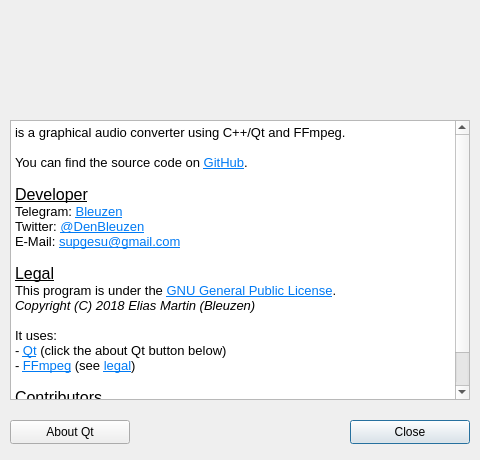
Qt form src/aboutdialog.ui (Bleuzen/FFaudioConverter) before a commit.
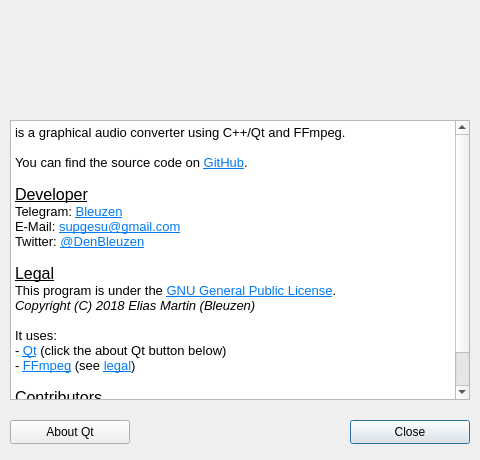
The same form after that commit.

Commit message: because I can

```diff
--- a/src/aboutdialog.ui
+++ b/src/aboutdialog.ui
@@ -125,8 +125,8 @@
 &lt;p style=&quot;-qt-paragraph-type:empty; margin-top:0px; margin-bottom:0px; margin-left:0px; margin-right:0px; -qt-block-indent:0; text-indent:0px;&quot;&gt;&lt;br /&gt;&lt;/p&gt;
 &lt;p style=&quot; margin-top:0px; margin-bottom:0px; margin-left:0px; margin-right:0px; -qt-block-indent:0; text-indent:0px;&quot;&gt;&lt;span style=&quot; font-size:12pt; text-decoration: underline;&quot;&gt;Developer&lt;/span&gt;&lt;/p&gt;
 &lt;p style=&quot; margin-top:0px; margin-bottom:0px; margin-left:0px; margin-right:0px; -qt-block-indent:0; text-indent:0px;&quot;&gt;Telegram: &lt;a href=&quot;https://t.me/Bleuzen&quot;&gt;&lt;span style=&quot; text-decoration: underline; color:#007af4;&quot;&gt;Bleuzen&lt;/span&gt;&lt;/a&gt;&lt;/p&gt;
-&lt;p style=&quot; margin-top:0px; margin-bottom:0px; margin-left:0px; margin-right:0px; -qt-block-indent:0; text-indent:0px;&quot;&gt;Twitter: &lt;a href=&quot;https://twitter.com/denbleuzen&quot;&gt;&lt;span style=&quot; text-decoration: underline; color:#007af4;&quot;&gt;@DenBleuzen&lt;/span&gt;&lt;/a&gt;&lt;/p&gt;
 &lt;p style=&quot; margin-top:0px; margin-bottom:0px; margin-left:0px; margin-right:0px; -qt-block-indent:0; text-indent:0px;&quot;&gt;E-Mail: &lt;a href=&quot;mailto:supgesu@gmail.com&quot;&gt;&lt;span style=&quot; text-decoration: underline; color:#007af4;&quot;&gt;supgesu@gmail.com&lt;/span&gt;&lt;/a&gt;&lt;/p&gt;
+&lt;p style=&quot; margin-top:0px; margin-bottom:0px; margin-left:0px; margin-right:0px; -qt-block-indent:0; text-indent:0px;&quot;&gt;Twitter: &lt;a href=&quot;https://twitter.com/denbleuzen&quot;&gt;&lt;span style=&quot; text-decoration: underline; color:#007af4;&quot;&gt;@DenBleuzen&lt;/span&gt;&lt;/a&gt;&lt;/p&gt;
 &lt;p style=&quot;-qt-paragraph-type:empty; margin-top:0px; margin-bottom:0px; margin-left:0px; margin-right:0px; -qt-block-indent:0; text-indent:0px;&quot;&gt;&lt;br /&gt;&lt;/p&gt;
 &lt;p style=&quot; margin-top:0px; margin-bottom:0px; margin-left:0px; margin-right:0px; -qt-block-indent:0; text-indent:0px;&quot;&gt;&lt;span style=&quot; font-size:12pt; text-decoration: underline;&quot;&gt;Legal&lt;/span&gt;&lt;/p&gt;
 &lt;p style=&quot; margin-top:0px; margin-bottom:0px; margin-left:0px; margin-right:0px; -qt-block-indent:0; text-indent:0px;&quot;&gt;This program is under the &lt;a href=&quot;https://www.gnu.org/licenses/gpl-3.0.txt&quot;&gt;&lt;span style=&quot; text-decoration: underline; color:#007af4;&quot;&gt;GNU General Public License&lt;/span&gt;&lt;/a&gt;.&lt;/p&gt;
```
